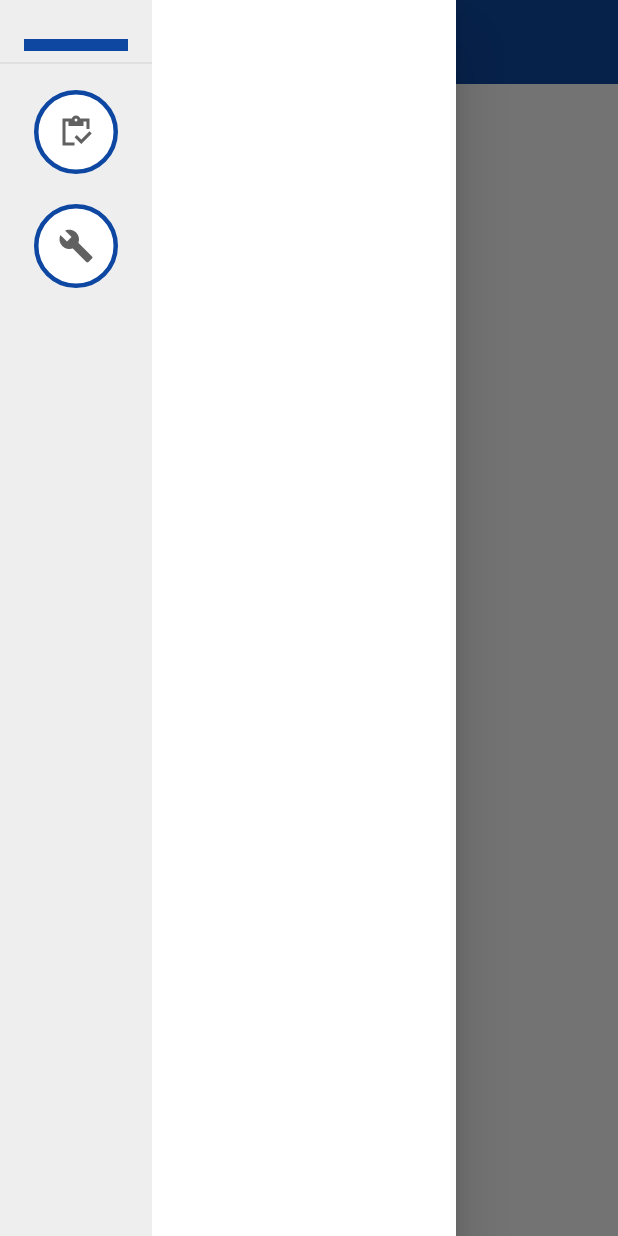
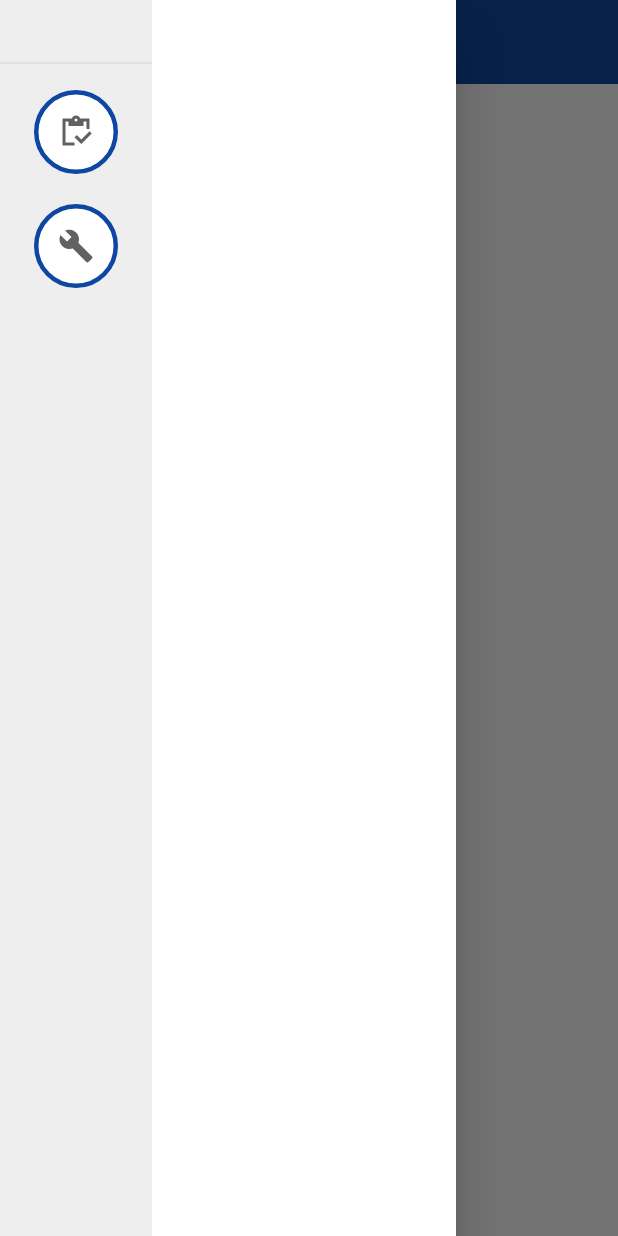
Before and after one commit to tecnologyboy/MechanicTechServices, a Flutter app: the screen it shows after launch, with the side drawer open, on a phone screen of 412 x 824 dp. Run offline on Flutter 3.47's test engine with Material 2 defaults, Android fonts, the phone set to English and light mode, and no system bars.

Commit message:
Se adiciono el Drawer del menu

```diff
--- a/lib/widgets/left_appbar_menu.dart
+++ b/lib/widgets/left_appbar_menu.dart
@@ -36,11 +36,10 @@ class LeftAppbarMenu extends StatelessWidget {
           children: [
             SizedBox(
               height: 40,
+
               child: DrawerHeader(
                   child: Container(
-                color: AppTheme.primary,
-                height: double.infinity,
-                width: double.infinity,
+
               )),
             ),
             Padding(
```
